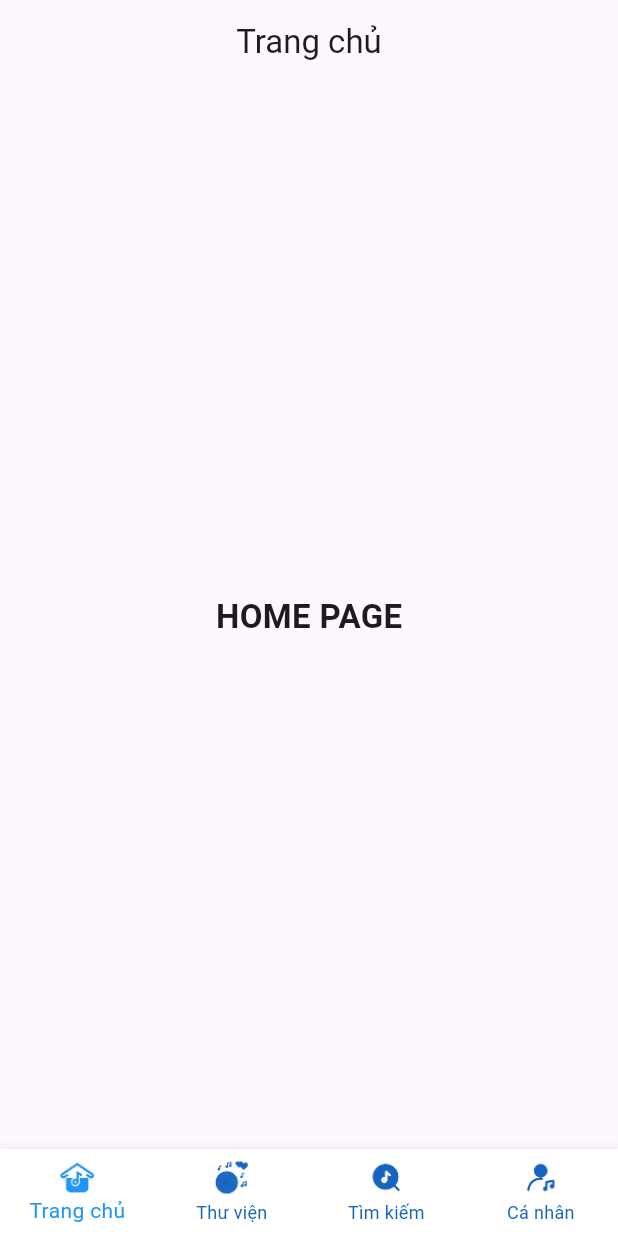
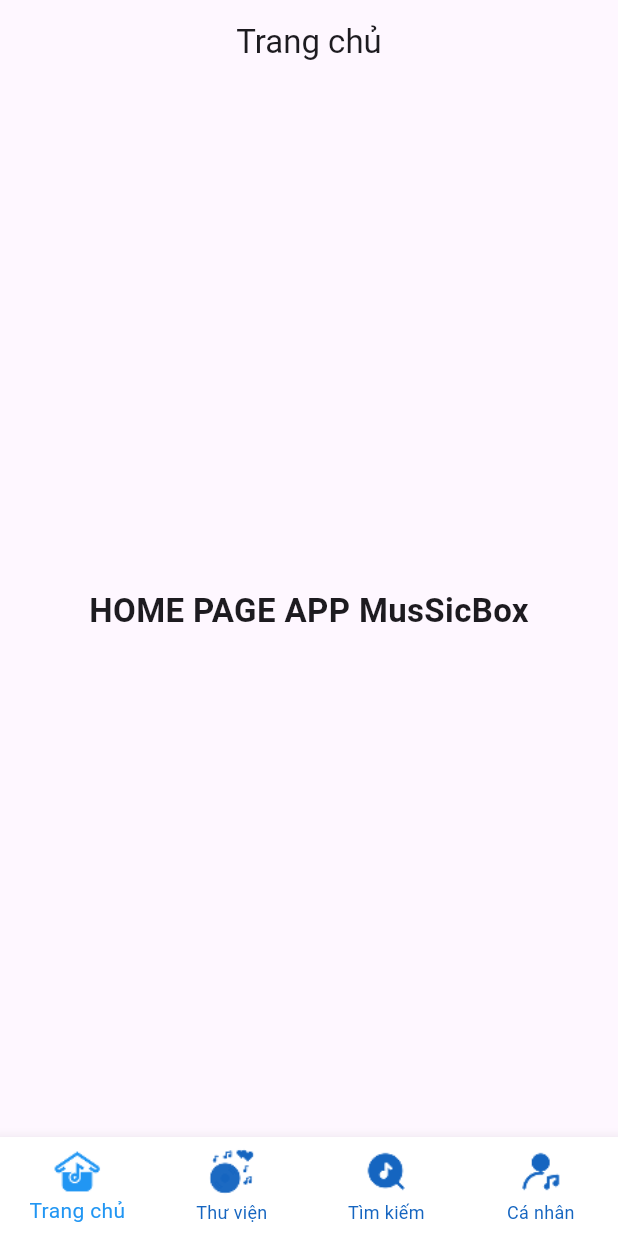
Before and after one commit to havando1302/2025_2_LTTBDD_N02_Nhom_8, a Flutter app: the HomeCenter screen opened by its route, on a phone screen of 412 x 824 dp. Run offline on Flutter 3.47's test engine with Material 3 defaults, Android fonts, the phone set to English and light mode, and no system bars; our stand-ins replace flutter_svg, go_router.

Commit message:
anh du lieu

```diff
--- a/lib/providers/app_provider.dart
+++ b/lib/providers/app_provider.dart
@@ -3,9 +3,7 @@ import 'package:flutter/material.dart';
 //Lưu trạng thái ngôn ngữ (vi/en)
 class LocaleProvider extends ChangeNotifier {
   Locale _locale = const Locale('vi');
-
   Locale get locale => _locale;
-
   void setLocale(Locale locale) {
     _locale = locale;
     notifyListeners();
--- a/lib/views/home/app_home.dart
+++ b/lib/views/home/app_home.dart
@@ -9,7 +9,7 @@ class HomePage extends StatelessWidget {
       appBar: AppBar(title: const Text('Trang chủ'), centerTitle: true),
       body: const Center(
         child: Text(
-          'HOME PAGE',
+          'HOME PAGE APP MusSicBox',
           style: TextStyle(fontSize: 22, fontWeight: FontWeight.bold),
         ),
       ),
--- a/lib/views/home/navbar_home.dart
+++ b/lib/views/home/navbar_home.dart
@@ -15,8 +15,6 @@ class HomeCenter extends StatefulWidget {
 
 class _HomeCenterState extends State<HomeCenter> {
   int _selectedIndex = 0;
-
-  /// ===== LIST PAGE =====
   final List<Widget> _pages = const [
     HomePage(),
     PageLibrary(),
@@ -45,6 +43,7 @@ class _HomeCenterState extends State<HomeCenter> {
           selectedItemColor: Color(MyColor.pr4),
           unselectedItemColor: Color(MyColor.pr5),
           backgroundColor: Color(MyColor.white),
+          iconSize: 32,
           items: [
             BottomNavigationBarItem(
               icon: ImageIcon(AssetImage('assets/icons/home.png')),
@@ -52,6 +51,7 @@ class _HomeCenterState extends State<HomeCenter> {
             ),
             BottomNavigationBarItem(
               icon: ImageIcon(AssetImage('assets/icons/library.png')),
+
               label: t.library,
             ),
             BottomNavigationBarItem(
--- a/pubspec.yaml
+++ b/pubspec.yaml
@@ -30,4 +30,5 @@ flutter:
   assets:
     - assets/images/
     - assets/icons/
+    - assets/audios/
   generate: true
```
